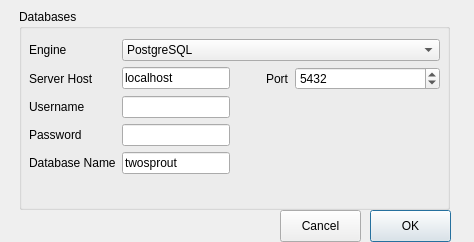
First picture: the form in 2sprout GUI/database.ui, repository JDrosdeck/2Sprout-Unix, before the edit.
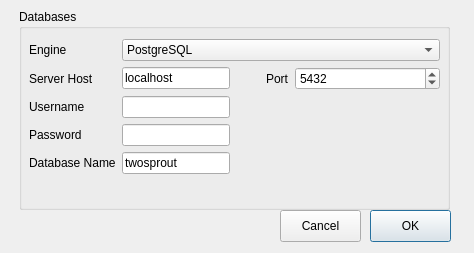
Second picture: the form after the edit. Icons and pictures are not drawn.

Diff of the .ui file:
```diff
--- a/2sprout GUI/database.ui
+++ b/2sprout GUI/database.ui
@@ -7,7 +7,7 @@
     <x>0</x>
     <y>0</y>
     <width>474</width>
-    <height>242</height>
+    <height>253</height>
    </rect>
   </property>
   <property name="minimumSize">
```
